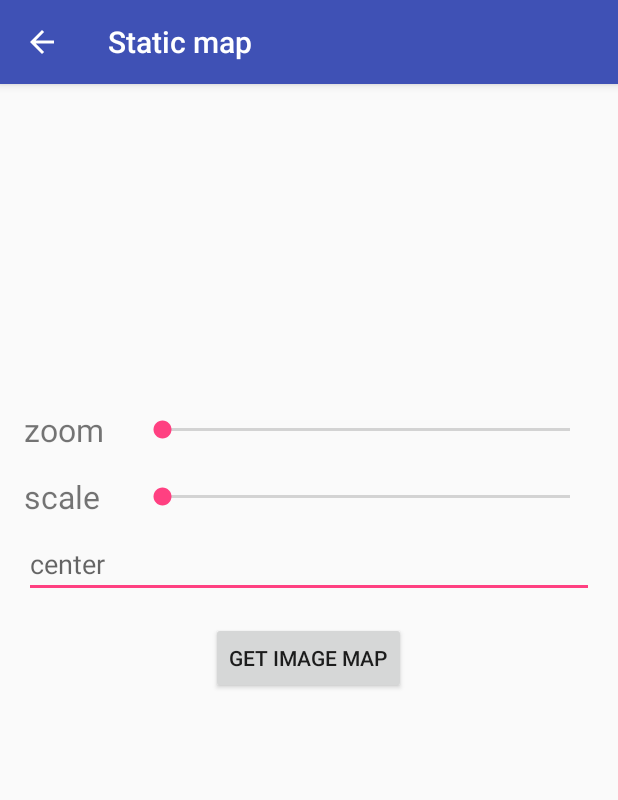
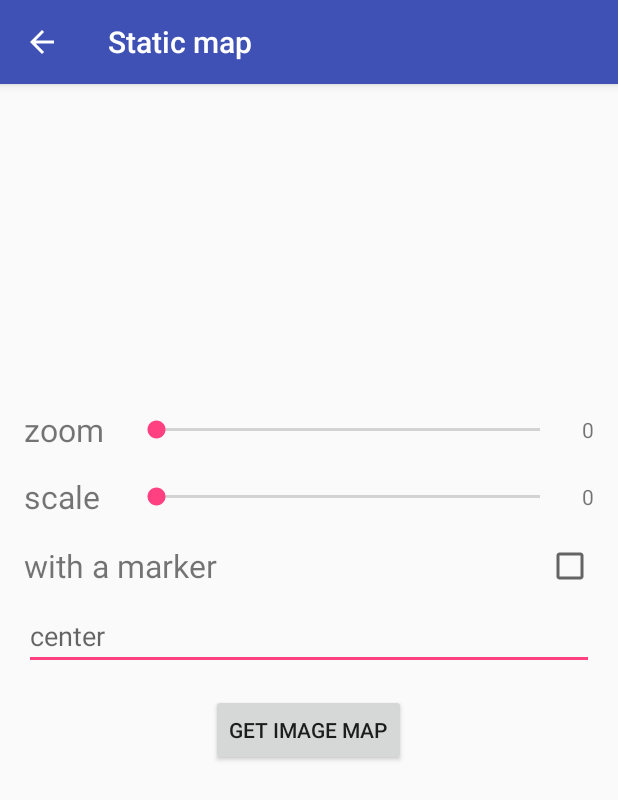
Before and after one commit to MLSDev/MapsAndroidAppSample, an Android app: the StaticImageMapActivity screen opened directly, with no data from a screen before it, on a phone screen of 412 x 824 dp. Shown: the top 800 px of the screen. Run offline under Robolectric (Android 15) with nearby library versions, the phone set to English and light mode, and no system bars; our stand-ins replace data binding; pictures from the network do not load; 2 statements that could not run were skipped.

Commit message:
Added a marker on the static image map

```diff
--- a/app/src/main/java/com/mlsdev/mapsappsample/StaticImageMapActivity.java
+++ b/app/src/main/java/com/mlsdev/mapsappsample/StaticImageMapActivity.java
@@ -1,12 +1,14 @@
 package com.mlsdev.mapsappsample;
 
 import android.databinding.DataBindingUtil;
+import android.databinding.ObservableField;
 import android.os.Bundle;
 import android.support.v4.util.ArrayMap;
 import android.view.View;
 
 import com.bumptech.glide.Glide;
 import com.mlsdev.mapsappsample.databinding.ActivityStaticImageMapBinding;
+import com.mlsdev.mapsappsample.listener.OnSeekBarListener;
 import com.mlsdev.mapsappsample.url.UrlBuilder;
 
 import java.util.Map;
@@ -14,6 +16,7 @@ import java.util.Map;
 import static com.mlsdev.mapsappsample.url.Constants.CENTER;
 import static com.mlsdev.mapsappsample.url.Constants.KEY;
 import static com.mlsdev.mapsappsample.url.Constants.MAP_TYPE;
+import static com.mlsdev.mapsappsample.url.Constants.MARKERS;
 import static com.mlsdev.mapsappsample.url.Constants.SCALE;
 import static com.mlsdev.mapsappsample.url.Constants.SIZE;
 import static com.mlsdev.mapsappsample.url.Constants.ZOOM;
@@ -31,6 +34,15 @@ public class StaticImageMapActivity extends BaseActivity {
     }
 
     public class ViewModel {
+        public final ObservableField<String> zoomProgress;
+        public final ObservableField<String> scaleProgress;
+
+        public ViewModel() {
+            zoomProgress = new ObservableField<>("0");
+            scaleProgress = new ObservableField<>("0");
+            binding.sbZoom.setOnSeekBarChangeListener(new OnSeekBarListener(zoomProgress));
+            binding.sbScale.setOnSeekBarChangeListener(new OnSeekBarListener(scaleProgress));
+        }
 
         public void onGetImageMapButtonClick(View view) {
             getStaticImageMap();
@@ -49,12 +61,18 @@ public class StaticImageMapActivity extends BaseActivity {
             params.put(SIZE, "300x550");
             params.put(MAP_TYPE, "roadmap");
             params.put(SCALE, String.valueOf(binding.sbScale.getProgress()));
+            if (binding.cbAddMarker.isChecked()) {
+                String markerPlace = binding.etCenter.getText().toString();
+                // markerPlace can be defined like a lat lon pair (45.523908,-122.669866)
+                params.put(MARKERS, "size:large|color:blue|label:A|" + markerPlace);
+            }
             params.put(KEY, getString(R.string.google_app_api_key));
             Glide.with(StaticImageMapActivity.this)
                     .load(UrlBuilder.buildUrl(params))
                     .crossFade()
                     .into(binding.ivStaticMap);
         }
+
     }
 
 }
--- /dev/null
+++ b/app/src/main/java/com/mlsdev/mapsappsample/listener/OnSeekBarListener.java
@@ -0,0 +1,25 @@
+package com.mlsdev.mapsappsample.listener;
+
+import android.databinding.ObservableField;
+import android.widget.SeekBar;
+
+public class OnSeekBarListener implements SeekBar.OnSeekBarChangeListener {
+    private final ObservableField<String> progress;
+
+    public OnSeekBarListener(ObservableField<String> progress) {
+        this.progress = progress;
+    }
+
+    @Override
+    public void onProgressChanged(SeekBar seekBar, int i, boolean b) {
+        progress.set(String.valueOf(seekBar.getProgress()));
+    }
+
+    @Override
+    public void onStartTrackingTouch(SeekBar seekBar) {
+    }
+
+    @Override
+    public void onStopTrackingTouch(SeekBar seekBar) {
+    }
+}
--- a/app/src/main/java/com/mlsdev/mapsappsample/url/Constants.java
+++ b/app/src/main/java/com/mlsdev/mapsappsample/url/Constants.java
@@ -10,5 +10,6 @@ public class Constants {
     public static final String KEY = "key";
     public static final String ZOOM = "zoom";
     public static final String MAP_TYPE = "maptype";
+    public static final String MARKERS = "markers";
     // endregion
 }
--- a/app/src/main/res/layout/activity_static_image_map.xml
+++ b/app/src/main/res/layout/activity_static_image_map.xml
@@ -38,6 +38,13 @@
                     android:id="@+id/sb_zoom"
                     style="@style/SeekBarStyle"
                     android:max="21" />
+
+                <android.support.v7.widget.AppCompatTextView
+                    android:id="@+id/tv_zoom_progress"
+                    android:layout_width="20dp"
+                    android:layout_height="wrap_content"
+                    android:gravity="end"
+                    android:text="@{viewModel.zoomProgress}" />
             </LinearLayout>
 
             <LinearLayout
@@ -51,7 +58,32 @@
                 <android.support.v7.widget.AppCompatSeekBar
                     android:id="@+id/sb_scale"
                     style="@style/SeekBarStyle"
-                    android:max="4" />
+                    android:max="2" />
+
+                <android.support.v7.widget.AppCompatTextView
+                    android:id="@+id/tv_scale_progress"
+                    android:layout_width="20dp"
+                    android:layout_height="wrap_content"
+                    android:gravity="end"
+                    android:text="@{viewModel.scaleProgress}" />
+            </LinearLayout>
+
+            <LinearLayout style="@style/SeekBarStyleWrapperStyle"
+                android:layout_marginTop="@dimen/activity_vertical_margin">
+
+                <android.support.v7.widget.AppCompatTextView
+                    style="@style/LabelTextViewStyle"
+                    android:layout_width="0dp"
+                    android:layout_weight="1"
+                    android:layout_height="wrap_content"
+                    android:text="with a marker" />
+
+                <android.support.v7.widget.AppCompatCheckBox
+                    android:id="@+id/cb_add_marker"
+                    android:layout_width="wrap_content"
+                    android:layout_height="wrap_content" />
+
+
             </LinearLayout>
 
             <android.support.v7.widget.AppCompatEditText
```
